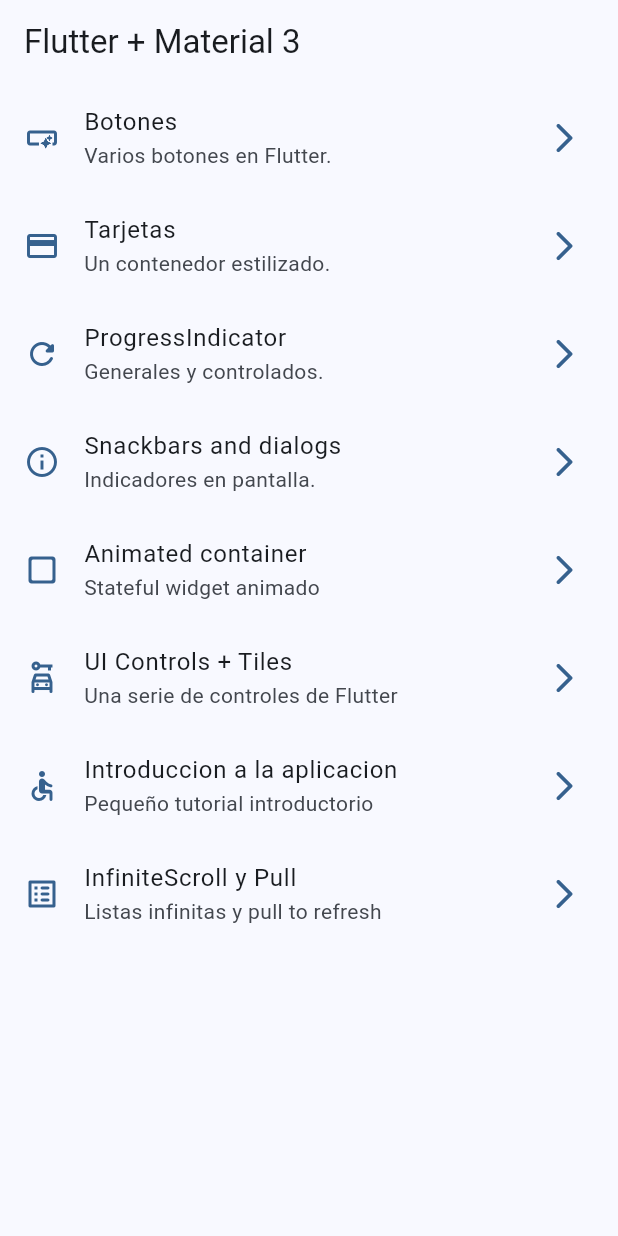
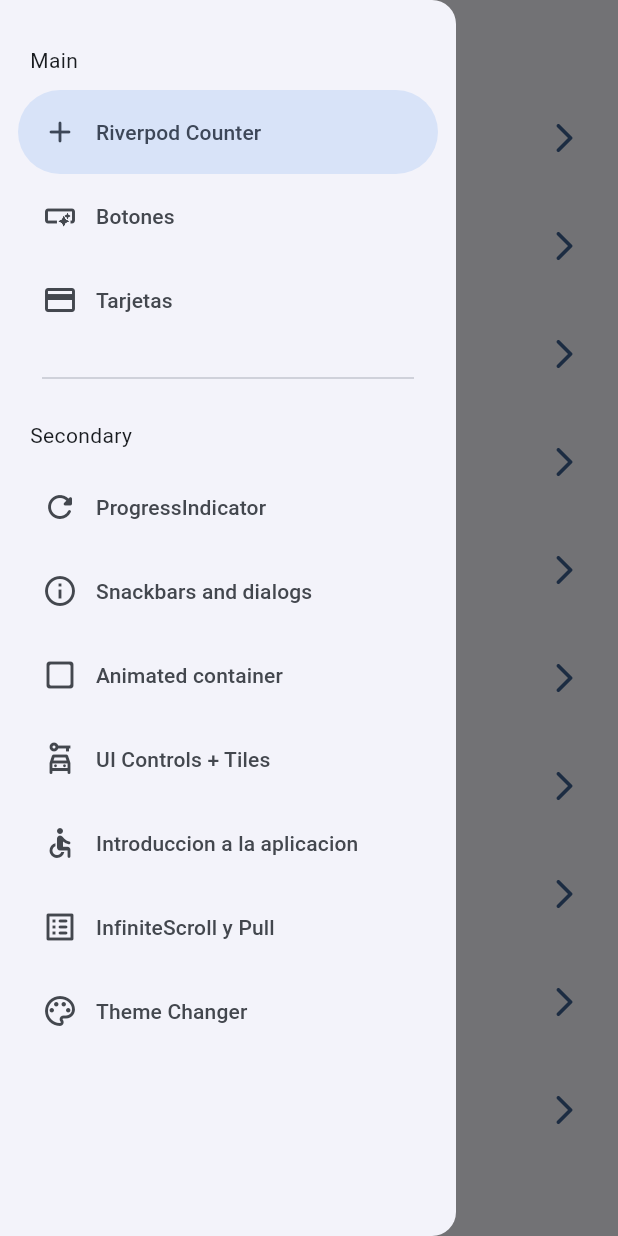
Before and after one commit to juliangrubio/flutter_widget_app, a Flutter app: the screen it shows after launch, with the side drawer open (before the commit the screen has no drawer), on a phone screen of 412 x 824 dp. Run offline on Flutter 3.47's test engine with Material 3 defaults, Android fonts, the phone set to English and light mode, and no system bars; our stand-ins replace animate_do, flutter_riverpod, go_router.

Commit message:
antes de state notifier

```diff
--- a/lib/config/menu/menu_items.dart
+++ b/lib/config/menu/menu_items.dart
@@ -14,6 +14,11 @@ class MenuItem {
 }
 
 const appMenuItems = <MenuItem>[
+  MenuItem(
+      title: 'Riverpod Counter',
+      subTitle: 'Intro a riverpod',
+      link: '/counter',
+      icon: Icons.add_rounded),
   MenuItem(
       title: 'Botones',
       subTitle: 'Varios botones en Flutter.',
@@ -54,4 +59,9 @@ const appMenuItems = <MenuItem>[
       subTitle: 'Listas infinitas y pull to refresh',
       link: '/infinite',
       icon: Icons.list_alt_rounded),
+  MenuItem(
+      title: 'Theme Changer',
+      subTitle: 'Cambio global theme Riverpod',
+      link: '/theme-changer',
+      icon: Icons.color_lens_outlined),
 ];
--- a/lib/config/router/app_router.dart
+++ b/lib/config/router/app_router.dart
@@ -1,5 +1,6 @@
 import 'package:go_router/go_router.dart';
 import 'package:widgets_app/presentation/screens/screens.dart';
+import 'package:widgets_app/presentation/screens/theme/theme_screen.dart';
 
 // GoRouter configuration
 final appRouter = GoRouter(
@@ -52,5 +53,15 @@ final appRouter = GoRouter(
       name: InfiniteScrollScreen.name,
       builder: (context, state) => const InfiniteScrollScreen(),
     ),
+    GoRoute(
+      path: '/counter',
+      name: CounterScreen.name,
+      builder: (context, state) => const CounterScreen(),
+    ),
+    GoRoute(
+      path: '/theme-changer',
+      name: ThemeScreen.name,
+      builder: (context, state) => const ThemeScreen(),
+    ),
   ],
 );
--- a/lib/config/theme/app_theme.dart
+++ b/lib/config/theme/app_theme.dart
@@ -14,28 +14,31 @@ import 'package:flutter/material.dart';
 const colorList = <Color>[
   // PARA COLORES CUSTOM
   Color(0xFFb71c1c),
-  Colors.blue,
-  Colors.purple,
+  Color.fromARGB(255, 0, 140, 255),
+  Color.fromARGB(255, 194, 0, 228),
   Colors.deepPurple,
-  Colors.pink,
-  Colors.pinkAccent
+  Color.fromARGB(255, 156, 118, 131),
+  Color.fromARGB(255, 42, 81, 126)
 ];
 
 class AppTheme {
   final int selectedColor;
+  final bool isDarkmode;
 
-  AppTheme({this.selectedColor = 0})
-      : assert(selectedColor > 0, 'Selected color must be greater than 0'),
-        assert(selectedColor < colorList.length, 'Selected color must be less than ${colorList.length - 1}');
+  AppTheme({this.selectedColor = 0, this.isDarkmode = false})
+      // SIN RIVERPOD ESTE ASSERT
+      // : assert(selectedColor > 0, 'Selected color must be greater than 0'),
+      : assert(selectedColor < colorList.length,
+            'Selected color must be less than ${colorList.length - 1}');
 
-  ThemeData getTheme() =>
-      ThemeData(
+  ThemeData getTheme() => ThemeData(
         useMaterial3: true,
+        // SIMPLEMENTE CON ESTO PONE EL TEMA DARK
+        // brightness: Brightness.dark,
+        brightness: isDarkmode ? Brightness.dark : Brightness.light,
         colorSchemeSeed: colorList[selectedColor],
         // DESDE ACA PUEDO CAMBIAR TODAS LAS PROPIEDADES DE FORMA
         // GENERAL SIN TENER QUE PONERLE A CADA PANTALLA LO MISMO
-        appBarTheme: const AppBarTheme(
-          centerTitle: false
-        ),
+        appBarTheme: const AppBarTheme(centerTitle: false),
       );
 }
--- a/lib/main.dart
+++ b/lib/main.dart
@@ -1,21 +1,31 @@
 import 'package:flutter/material.dart';
 import 'package:widgets_app/config/router/app_router.dart';
 import 'package:widgets_app/config/theme/app_theme.dart';
+import 'package:flutter_riverpod/flutter_riverpod.dart';
+import 'package:widgets_app/presentation/providers/theme_provider.dart';
 
 void main() {
-  runApp(const MainApp());
+  // runApp(const MainApp());
+  runApp(
+    const ProviderScope(
+      child: MainApp(),
+    ),
+  );
 }
 
-class MainApp extends StatelessWidget {
+class MainApp extends ConsumerWidget {
   const MainApp({super.key});
 
   @override
-  Widget build(BuildContext context) {
+  Widget build(BuildContext context, ref) {
+    final bool isDark = ref.watch(isDarkmodeProvider);
+    final int seletedColor = ref.watch(selectedColorProvider);
+
     return MaterialApp.router(
       title: 'Flutter Widgets',
       routerConfig: appRouter,
       debugShowCheckedModeBanner: false,
-      theme: AppTheme(selectedColor: 1).getTheme(),
+      theme: AppTheme(selectedColor: seletedColor, isDarkmode: isDark).getTheme(),
       // PARA IR VIENDO SI ANDAN LOS TEMAS
       // home: Scaffold(
       //   body: Center(
--- /dev/null
+++ b/lib/presentation/providers/counter_provider.dart
@@ -0,0 +1,5 @@
+import 'package:flutter_riverpod/flutter_riverpod.dart';
+
+// ESTE STATE PROVIDER ES UNA PEQUEÑA PIEZA DE INFORMACION DE ESTADO
+// DE NUESTRA APLICACION
+final counterProvider = StateProvider((ref) => 6);
--- /dev/null
+++ b/lib/presentation/providers/theme_provider.dart
@@ -0,0 +1,11 @@
+
+import 'package:flutter_riverpod/flutter_riverpod.dart';
+import 'package:widgets_app/config/theme/app_theme.dart';
+
+// Listado de colores inmutable
+final colorListProvider = Provider((ref) => colorList);
+
+// Un simple bool
+final isDarkmodeProvider = StateProvider<bool>((ref) => false);
+// Un simple int
+final selectedColorProvider = StateProvider((ref) => 1);
--- a/lib/presentation/screens/app_tutorial/app_tutorial_screen.dart
+++ b/lib/presentation/screens/app_tutorial/app_tutorial_screen.dart
@@ -50,7 +50,7 @@ class _AppTutorialState extends State<AppTutorial> {
           endReached = true;
         });
       }
-      // print('${pageviewController}');
+      print('${pageviewController.page}');
     });
   }
 
--- a/lib/presentation/screens/home/home_screen.dart
+++ b/lib/presentation/screens/home/home_screen.dart
@@ -3,6 +3,7 @@ import 'package:go_router/go_router.dart';
 import 'package:widgets_app/config/menu/menu_items.dart';
 import 'package:widgets_app/presentation/screens/buttons/buttons_screen.dart';
 import 'package:widgets_app/presentation/screens/cards/cards_screen.dart';
+import 'package:widgets_app/presentation/widgets/drawers/side_menu.dart';
 
 class HomeScreen extends StatelessWidget {
   // ESTE NAME ES SOLO A LOS EFECTOS DE LA PROPIEDAD ROUTER
@@ -13,11 +14,22 @@ class HomeScreen extends StatelessWidget {
 
   @override
   Widget build(BuildContext context) {
+
+    final scaffoldKey = GlobalKey<ScaffoldState>();
+
     return Scaffold(
+      // ESTE KEY QUE ES DEL SUPER KEY, TIENE LA REFERENCIA DEL
+      // ESTADO ACTUAL DEL SCAFFOLD Y VA A SER RECIBIDA POR ARGS EN SIDEMENU
+      key: scaffoldKey,
       appBar: AppBar(
         title: const Text('Flutter + Material 3'),
       ),
       body: const _HomeView(),
+      // COMO RECIBE UN WIDGET, PODRIA DEJARLO ASI:
+      // drawer: const Placeholder(),
+      // PERO TIENE UN WIDGET ESPECIALIZADO PARA EL DRAWER COMUN,
+      // PERO PARA PERSONALIZACIONES EL DE ARRIBA VA BIEN
+      drawer: SideMenu(scaffoldKey: scaffoldKey),
     );
   }
 }
--- a/lib/presentation/screens/screens.dart
+++ b/lib/presentation/screens/screens.dart
@@ -1,3 +1,4 @@
+export 'package:widgets_app/presentation/screens/theme/theme_screen.dart';
 export 'package:widgets_app/presentation/screens/animated/animated_screen.dart';
 export 'package:widgets_app/presentation/screens/app_tutorial/app_tutorial_screen.dart';
 export 'package:widgets_app/presentation/screens/infinite_scroll/infinite_scroll_screen.dart';
@@ -7,3 +8,4 @@ export 'package:widgets_app/presentation/screens/ui_controls/ui_controls_screen.
 export 'package:widgets_app/presentation/screens/buttons/buttons_screen.dart';
 export 'package:widgets_app/presentation/screens/cards/cards_screen.dart';
 export 'package:widgets_app/presentation/screens/home/home_screen.dart';
+export 'package:widgets_app/presentation/screens/counter/counter_screen.dart';
--- /dev/null
+++ b/lib/presentation/widgets/drawers/side_menu.dart
@@ -0,0 +1,83 @@
+import 'dart:io';
+
+import 'package:flutter/material.dart';
+import 'package:go_router/go_router.dart';
+import 'package:widgets_app/config/menu/menu_items.dart';
+
+class SideMenu extends StatefulWidget {
+
+  final GlobalKey<ScaffoldState> scaffoldKey;
+
+  const SideMenu({super.key, required this.scaffoldKey});
+
+  @override
+  State<SideMenu> createState() => _SideMenuState();
+}
+
+class _SideMenuState extends State<SideMenu> {
+  int navDrawerIndex = 0;
+
+  @override
+  Widget build(BuildContext context) {
+    final hasNotch = MediaQuery.of(context).viewPadding.top > 35;
+    // NO SERIA NECESARIO ESTE CONDICIONAL PORQUE LO ESTOY EMULANDO SOLO EN ANDROID,
+    // PERO LO DEJO PARA SABER QUE EXISTE
+    if (Platform.isAndroid) {
+      print('$hasNotch');
+    }
+
+    return NavigationDrawer(
+        selectedIndex: navDrawerIndex,
+        onDestinationSelected: (value) {
+          setState(() {
+            navDrawerIndex = value;
+          });
+
+          // ESTO DIRIGE EL TAP AL ITEM
+          final menuItem = appMenuItems[value];
+          // SI EN LUGAR DE PUSH PONDRIA GO, MOVERIA LA RUTA PERO SIN STACK
+          // (ME QUEDO SIN EL BOTON PARA VOLVER QUE SE ENCUENTRA EN EL APPBAR)
+          context.push(menuItem.link);
+          // PARA ACCEDER AL WIDGET SIDEMENU, NO AL STATE DEL MISMO (PORQUE
+          // ES UN STATEFULWIDGET) USAMOS WIDGET PARA REFERIRNOS AL STATEFULWIDGET
+          widget.scaffoldKey.currentState?.closeDrawer();
+        },
+        children: [
+          Padding(
+            padding: EdgeInsets.fromLTRB(20, hasNotch ? 10 : 30, 16, 10),
+            child: const Text('Main'),
+          ),
+          // NavigationDrawerDestination(
+          //     icon: Icon(Icons.add), label: const Text('Home Screen')),
+          // NavigationDrawerDestination(
+          //     icon: Icon(Icons.add_shopping_cart_rounded),
+          //     label: const Text('Otra Screen')),
+
+          ...appMenuItems
+              // SUBLIST BARRE DEL 0 AL 3 DE LA LISTA, QUE SERIAN LOS 3 PRIMEROS ELEMENTOS
+              .sublist(0, 3)
+              .map(
+                (e) => NavigationDrawerDestination(
+                    icon: Icon(e.icon), label: Text(e.title)),
+              ),
+
+          const Padding(
+            padding: EdgeInsets.fromLTRB(28, 16, 28, 10),
+            child: Divider(),
+          ),
+
+          const Padding(
+            padding: EdgeInsets.fromLTRB(20, 10, 16, 10),
+            child: Text('Secondary'),
+          ),
+
+          ...appMenuItems
+              // SUBLIST BARRE DEL 3 EN ADELANTE
+              .sublist(3)
+              .map(
+                (e) => NavigationDrawerDestination(
+                    icon: Icon(e.icon), label: Text(e.title)),
+              ),
+        ]);
+  }
+}
--- a/pubspec.yaml
+++ b/pubspec.yaml
@@ -10,6 +10,7 @@ dependencies:
   animate_do: ^3.1.2
   flutter:
     sdk: flutter
+  flutter_riverpod: ^2.4.9
   go_router: ^12.1.0
 
 dev_dependencies:
```
Also changed, not shown: lib/presentation/screens/counter/counter_screen.dart (added, +83 -0 lines), lib/presentation/screens/theme/theme_screen.dart (added, +62 -0 lines), pubspec.lock.
